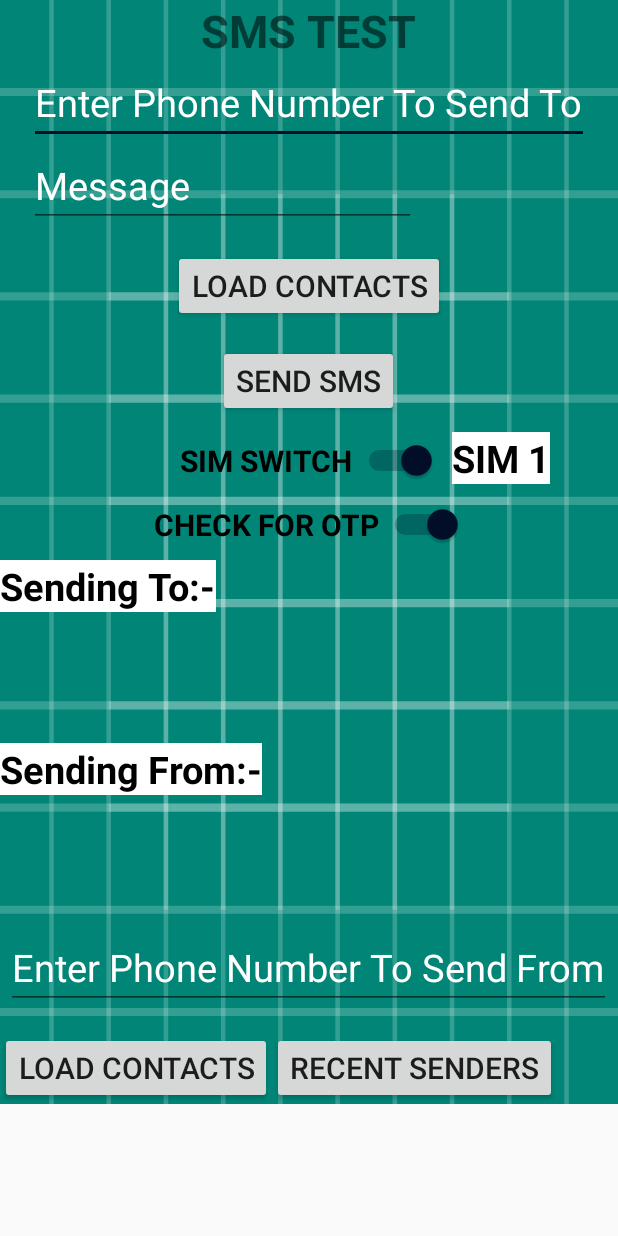
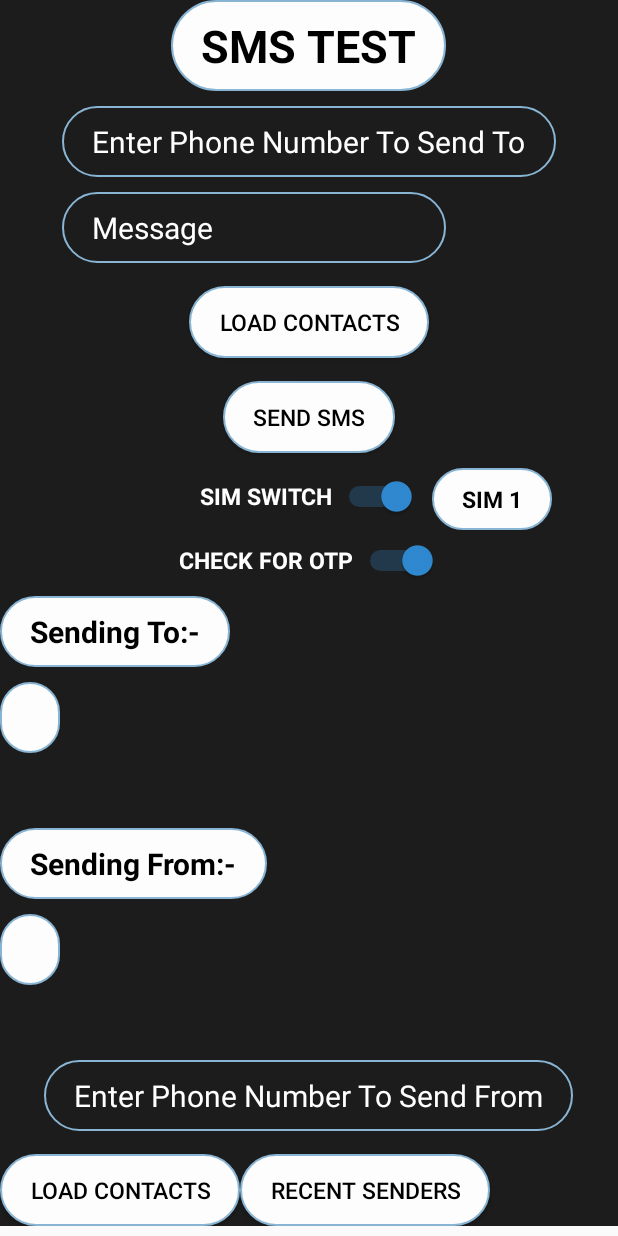
Before and after one commit to souvikchakraborty98/SMSTest, an Android app: the layout activity_main.xml on its own in the app's theme, with its tools: preview values and no code run, on a phone screen of 412 x 824 dp. Run offline under Robolectric (Android 15) with nearby library versions, the phone set to English and light mode, and no system bars.

Commit message:
UI Overhaul

```diff
--- a/app/src/main/java/com/hfad/smstest/MainActivity.java
+++ b/app/src/main/java/com/hfad/smstest/MainActivity.java
@@ -7,6 +7,8 @@ import android.provider.ContactsContract;
 import android.support.v4.app.ActivityCompat;
 import android.support.v7.app.AppCompatActivity;
 import android.view.MotionEvent;
+import android.view.Window;
+import android.view.WindowManager;
 import android.view.inputmethod.InputMethodManager;
 import android.os.Bundle;
 import android.os.Build;
@@ -177,6 +179,14 @@ public class MainActivity extends AppCompatActivity {
     @Override
     protected void onCreate(Bundle savedInstanceState) {
         super.onCreate(savedInstanceState);
+
+        requestWindowFeature(Window.FEATURE_NO_TITLE);
+        getSupportActionBar().hide();
+        Window window = MainActivity.this.getWindow();
+        window.addFlags(WindowManager.LayoutParams.FLAG_DRAWS_SYSTEM_BAR_BACKGROUNDS);
+        window.clearFlags(WindowManager.LayoutParams.FLAG_TRANSLUCENT_STATUS);
+        window.setStatusBarColor(ContextCompat.getColor(MainActivity.this, R.color.stat_colour));
+
         setContentView(R.layout.activity_main);
         sendfrom=false;
         sendto=false;
--- a/app/src/main/java/com/hfad/smstest/recentSMS.java
+++ b/app/src/main/java/com/hfad/smstest/recentSMS.java
@@ -5,11 +5,14 @@ import android.database.Cursor;
 import android.net.Uri;
 import android.os.AsyncTask;
 import android.support.annotation.IntegerRes;
+import android.support.v4.content.ContextCompat;
 import android.support.v7.app.AppCompatActivity;
 import android.os.Bundle;
 import android.text.TextWatcher;
 import android.util.Log;
 import android.view.View;
+import android.view.Window;
+import android.view.WindowManager;
 import android.widget.AdapterView;
 import android.widget.ArrayAdapter;
 import android.widget.EditText;
@@ -29,6 +32,12 @@ public class recentSMS extends AppCompatActivity {
     @Override
     protected void onCreate(Bundle savedInstanceState) {
         super.onCreate(savedInstanceState);
+        requestWindowFeature(Window.FEATURE_NO_TITLE);
+        getSupportActionBar().hide();
+        Window window = recentSMS.this.getWindow();
+        window.addFlags(WindowManager.LayoutParams.FLAG_DRAWS_SYSTEM_BAR_BACKGROUNDS);
+        window.clearFlags(WindowManager.LayoutParams.FLAG_TRANSLUCENT_STATUS);
+        window.setStatusBarColor(ContextCompat.getColor(recentSMS.this, R.color.stat_colour));
         setContentView(R.layout.loading_circle);
         mRelativeLayout = (RelativeLayout) findViewById(R.id.loadingCircle);
         mRelativeLayout.setVisibility(View.VISIBLE);
--- a/app/src/main/res/drawable/circular_progress_bar.xml
+++ b/app/src/main/res/drawable/circular_progress_bar.xml
@@ -13,7 +13,7 @@
 
         <gradient
             android:centerColor="#DF1BD7"
-            android:endColor="#093588"
+            android:endColor="#FFFFFF"
             android:startColor="#07FFB1"
             android:angle="0"
             android:type="sweep"
--- /dev/null
+++ b/app/src/main/res/drawable/rounded_border.xml
@@ -0,0 +1,18 @@
+<?xml version="1.0" encoding="utf-8"?>
+<shape xmlns:android="http://schemas.android.com/apk/res/android"
+    android:shape="rectangle">
+    <stroke
+        android:width="1dp"
+        android:color="#89B5D5" />
+    <corners android:radius="360dp" />
+    <solid
+        android:color="#FDFDFD"
+        />
+ <padding
+        android:left="20dp"
+        android:top="10dp"
+        android:right="20dp"
+        android:bottom="10dp"    >
+    </padding>
+
+</shape>
--- /dev/null
+++ b/app/src/main/res/drawable/rounded_border_transparent.xml
@@ -0,0 +1,15 @@
+<?xml version="1.0" encoding="utf-8"?>
+<shape xmlns:android="http://schemas.android.com/apk/res/android"
+    android:shape="rectangle">
+    <stroke
+        android:width="1dp"
+        android:color="#89B5D5" />
+    <corners android:radius="360dp" />
+    <padding
+        android:left="20dp"
+        android:top="10dp"
+        android:right="20dp"
+        android:bottom="10dp"    >
+    </padding>
+
+</shape>
--- a/app/src/main/res/layout/activity_main.xml
+++ b/app/src/main/res/layout/activity_main.xml
@@ -10,7 +10,7 @@
         android:layout_width="match_parent"
         android:layout_height="match_parent"
         android:layout_marginRight="0dp"
-        android:background="@drawable/ic_launcher_background"
+        android:background="@color/stat_colour"
         tools:context="MainActivity">
 
         <TextView
@@ -19,7 +19,9 @@
             android:layout_height="wrap_content"
             android:layout_alignParentTop="true"
             android:layout_centerHorizontal="true"
+            android:background="@drawable/rounded_border"
             android:text="SMS TEST"
+            android:textColor="@android:color/black"
             android:textSize="30sp"
             android:textStyle="bold" />
 
@@ -30,10 +32,12 @@
             android:layout_height="wrap_content"
             android:layout_below="@+id/textView1"
             android:layout_centerHorizontal="true"
+            android:layout_marginTop="10dp"
+            android:background="@drawable/rounded_border_transparent"
             android:hint="Enter Phone Number To Send To"
             android:phoneNumber="true"
             android:textColorHint="@color/abc_primary_text_material_dark"
-            android:textSize="25sp" />
+            android:textSize="20sp" />
 
         <EditText
             android:id="@+id/editText2"
@@ -44,9 +48,11 @@
             android:layout_alignLeft="@+id/editText"
             android:layout_alignEnd="@+id/textView1"
             android:layout_alignRight="@+id/textView1"
+            android:layout_marginTop="10dp"
+            android:background="@drawable/rounded_border_transparent"
             android:hint="Message"
             android:textColorHint="@color/abc_primary_text_material_dark"
-            android:textSize="25sp" />
+            android:textSize="20sp" />
 
         <Button
             android:id="@+id/btnSendSMS"
@@ -55,51 +61,59 @@
             android:layout_below="@id/ldContacts"
             android:layout_centerHorizontal="true"
             android:layout_marginTop="15dp"
+            android:background="@drawable/rounded_border"
             android:text="Send SMS"
-            android:textSize="20sp" />
+            android:textColor="@android:color/black"
+            android:textSize="15sp" />
 
         <Switch
             android:id="@+id/sim_switch"
             android:layout_width="wrap_content"
             android:layout_height="wrap_content"
             android:layout_below="@id/btnSendSMS"
+            android:layout_centerHorizontal="true"
             android:layout_marginStart="10dp"
             android:layout_marginTop="15dp"
             android:checked="true"
+            android:theme="@style/SwitchTheme"
             android:switchMinWidth="56dp"
             android:text="SIM SWITCH"
+            android:textColor="@android:color/white"
             android:textOff="SIM 2"
             android:textOn="SIM 1"
-            android:textSize="20sp"
-            android:layout_centerHorizontal="true"
+            android:textSize="15sp"
             android:textStyle="bold" />
+
         <Switch
             android:id="@+id/otp_switch"
             android:layout_width="wrap_content"
             android:layout_height="wrap_content"
             android:layout_below="@id/sim_switch"
+            android:layout_centerHorizontal="true"
             android:layout_marginStart="10dp"
             android:layout_marginTop="15dp"
+            android:theme="@style/SwitchTheme"
             android:checked="true"
             android:switchMinWidth="56dp"
             android:text="CHECK FOR OTP"
+            android:textColor="@android:color/white"
             android:textOff="NO"
             android:textOn="YES"
-            android:textSize="20sp"
-            android:layout_centerHorizontal="true"
+            android:textSize="15sp"
             android:textStyle="bold" />
+
         <TextView
             android:id="@+id/SIM"
             android:layout_width="wrap_content"
             android:layout_height="wrap_content"
             android:layout_below="@+id/btnSendSMS"
+            android:layout_marginStart="10dp"
+            android:layout_marginTop="10dp"
             android:layout_toRightOf="@id/sim_switch"
-            android:layout_marginTop="10dp"
-            android:layout_marginStart="10dp"
-            android:background="@android:color/background_light"
+            android:background="@drawable/rounded_border"
             android:text="SIM 1"
             android:textColor="@android:color/black"
-            android:textSize="25sp"
+            android:textSize="15sp"
             android:textStyle="bold" />
 
         <Button
@@ -110,8 +124,10 @@
             android:layout_centerHorizontal="true"
             android:layout_marginLeft="0dp"
             android:layout_marginTop="15dp"
+            android:background="@drawable/rounded_border"
             android:text="Load Contacts"
-            android:textSize="20sp" />
+            android:textColor="@android:color/black"
+            android:textSize="15sp" />
 
         <TextView
             android:id="@+id/toSend"
@@ -119,10 +135,10 @@
             android:layout_height="wrap_content"
             android:layout_below="@+id/otp_switch"
             android:layout_marginTop="10dp"
-            android:background="@android:color/background_light"
+            android:background="@drawable/rounded_border"
             android:text="Sending To:-"
             android:textColor="@android:color/black"
-            android:textSize="25sp"
+            android:textSize="20sp"
             android:textStyle="bold" />
 
         <EditText
@@ -131,7 +147,7 @@
             android:layout_height="wrap_content"
             android:layout_below="@+id/toSend"
             android:layout_marginTop="10dp"
-            android:background="@android:color/background_light"
+            android:background="@drawable/rounded_border"
             android:textColor="@android:color/black"
             android:textSize="20sp" />
 
@@ -141,10 +157,10 @@
             android:layout_height="wrap_content"
             android:layout_below="@+id/sentList"
             android:layout_marginTop="50dp"
-            android:background="@android:color/background_light"
+            android:background="@drawable/rounded_border"
             android:text="Sending From:-"
             android:textColor="@android:color/black"
-            android:textSize="25sp"
+            android:textSize="20sp"
             android:textStyle="bold" />
 
         <EditText
@@ -153,7 +169,7 @@
             android:layout_height="wrap_content"
             android:layout_below="@+id/sentFrom"
             android:layout_marginTop="10dp"
-            android:background="@android:color/background_light"
+            android:background="@drawable/rounded_border"
             android:textColor="@android:color/black"
             android:textSize="20sp" />
 
@@ -164,10 +180,11 @@
             android:layout_below="@+id/sendFrom"
             android:layout_centerHorizontal="true"
             android:layout_marginTop="50dp"
+            android:background="@drawable/rounded_border_transparent"
             android:hint="Enter Phone Number To Send From"
             android:phoneNumber="true"
             android:textColorHint="@color/abc_primary_text_material_dark"
-            android:textSize="25sp" />
+            android:textSize="20sp" />
 
         <Button
             android:id="@+id/ldContacts2"
@@ -176,8 +193,10 @@
             android:layout_below="@+id/numToSendFrom"
             android:layout_marginLeft="0dp"
             android:layout_marginTop="15dp"
+            android:background="@drawable/rounded_border"
             android:text="Load Contacts"
-            android:textSize="20sp" />
+            android:textColor="@android:color/black"
+            android:textSize="15sp" />
 
         <Button
             android:id="@+id/getSender"
@@ -187,7 +206,9 @@
             android:layout_marginLeft="0dp"
             android:layout_marginTop="15dp"
             android:layout_toRightOf="@id/ldContacts2"
+            android:background="@drawable/rounded_border"
             android:text="RECENT SENDERS"
-            android:textSize="20sp" />
+            android:textColor="@android:color/black"
+            android:textSize="15sp" />
     </RelativeLayout>
 </ScrollView>
--- a/app/src/main/res/layout/activity_recent_sms.xml
+++ b/app/src/main/res/layout/activity_recent_sms.xml
@@ -5,7 +5,7 @@
     android:layout_width="match_parent"
     android:layout_height="match_parent"
     android:layout_marginEnd="0dp"
-    android:background="@drawable/ic_launcher_background"
+    android:background="@color/stat_colour"
     tools:context="MainActivity">
 
     <TextView
@@ -14,7 +14,9 @@
         android:layout_height="wrap_content"
         android:layout_alignParentTop="true"
         android:layout_centerHorizontal="true"
+        android:background="@drawable/rounded_border"
         android:text="SMS TEST"
+        android:textColor="@android:color/black"
         android:textSize="30sp"
         android:textStyle="bold" />
 
@@ -25,5 +27,6 @@
         android:layout_height="wrap_content"
         android:layout_below="@+id/textView12"
         android:layout_centerHorizontal="true"
-        android:background="#5C968D" />
+        android:layout_marginTop="5dp"
+        android:background="@color/stat_colour" />
 </RelativeLayout>
--- a/app/src/main/res/layout/contact_listview.xml
+++ b/app/src/main/res/layout/contact_listview.xml
@@ -9,7 +9,8 @@
         android:layout_height="wrap_content"
         android:text="Sender: "
         android:textColor="#111010"
-        android:textSize="40dp"
+        android:textSize="20dp"
+        android:background="@drawable/rounded_border"
         android:textStyle="bold" />
 
 </RelativeLayout>
--- a/app/src/main/res/layout/loading_circle.xml
+++ b/app/src/main/res/layout/loading_circle.xml
@@ -2,7 +2,7 @@
     android:id="@+id/loadingCircle"
     android:layout_width="match_parent"
     android:layout_height="match_parent"
-    android:background="@drawable/ic_launcher_background"
+    android:background="@color/stat_colour"
     android:gravity="center">
 
     <TextView
@@ -11,12 +11,15 @@
         android:layout_height="wrap_content"
         android:layout_alignParentTop="true"
         android:layout_centerHorizontal="true"
+        android:background="@drawable/rounded_border"
         android:text="SMS TEST"
+        android:textColor="@android:color/black"
         android:textSize="30sp"
         android:textStyle="bold" />
+
     <ProgressBar
+        android:id="@+id/progressbar"
         style="?android:attr/progressBarStyleLarge"
-        android:id="@+id/progressbar"
         android:layout_width="wrap_content"
         android:layout_height="wrap_content"
         android:layout_centerInParent="true"
@@ -31,7 +34,9 @@
         android:layout_height="wrap_content"
         android:layout_below="@+id/progressbar"
         android:layout_centerHorizontal="true"
+        android:background="@drawable/rounded_border"
         android:text="Please Wait.."
+        android:textColor="@android:color/black"
         android:textSize="30sp"
         android:textStyle="bold" />
 </RelativeLayout>
--- a/app/src/main/res/values/colors.xml
+++ b/app/src/main/res/values/colors.xml
@@ -3,4 +3,5 @@
     <color name="colorPrimary">#232727</color>
     <color name="colorPrimaryDark">#070707</color>
     <color name="colorAccent">#010E27</color>
+    <color name="stat_colour">#1D1C1C</color>
 </resources>
--- a/app/src/main/res/values/styles.xml
+++ b/app/src/main/res/values/styles.xml
@@ -1,10 +1,12 @@
 <resources>
 
     <style name="AppTheme" parent="Theme.AppCompat.DayNight">
-        <!-- Customize your theme here. -->
         <item name="colorPrimary">@color/colorPrimary</item>
         <item name="colorPrimaryDark">@color/colorPrimaryDark</item>
         <item name="colorAccent">@color/colorAccent</item>
     </style>
+    <style name="SwitchTheme" parent="Theme.AppCompat.Light">
+        <item name="android:colorControlActivated">#308BD3</item>
+    </style>
 
 </resources>
```
